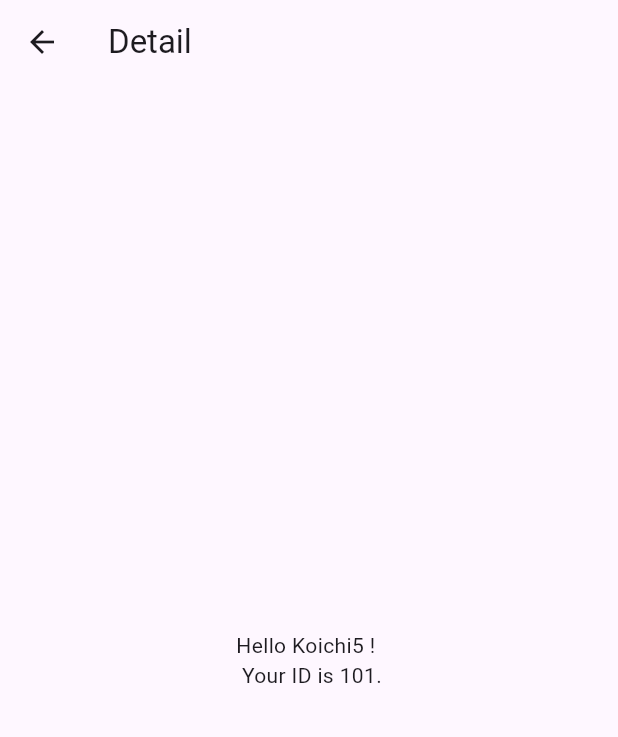
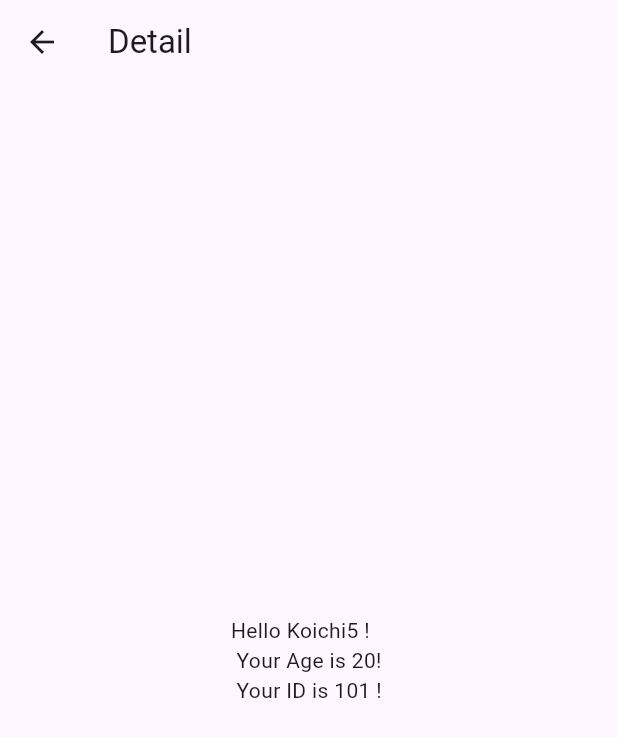
Before and after one commit to Koichi5/go_router_builder_sample, a Flutter app: the HomeScreen screen opened by its route, after a tap on "Go To Detail Screen", on a phone screen of 412 x 824 dp. Shown: the top 737 px of the screen. Run offline on Flutter 3.47's test engine with Material 2 defaults, Android fonts, the phone set to English and light mode, and no system bars; our stand-ins replace go_router.

Commit message:
add go router builder

```diff
--- a/lib/main.dart
+++ b/lib/main.dart
@@ -1,5 +1,5 @@
 import 'package:flutter/material.dart';
-import 'package:go_router_builder_sample/router.dart';
+import 'package:go_router_builder_sample/router_builder.dart';
 
 void main() {
   runApp(const MyApp());
--- a/lib/router.dart
+++ b/lib/router.dart
@@ -1,38 +1,38 @@
-import 'package:go_router/go_router.dart';
-import 'package:go_router_builder_sample/screens/about_screen.dart';
-import 'package:go_router_builder_sample/screens/detail_screen.dart';
-import 'package:go_router_builder_sample/screens/home_screen.dart';
-import 'package:go_router_builder_sample/screens/setting_screen.dart';
+// import 'package:go_router/go_router.dart';
+// import 'package:go_router_builder_sample/screens/about_screen.dart';
+// import 'package:go_router_builder_sample/screens/detail_screen.dart';
+// import 'package:go_router_builder_sample/screens/home_screen.dart';
+// import 'package:go_router_builder_sample/screens/setting_screen.dart';
 
-final router = GoRouter(
-  debugLogDiagnostics: true,
-  initialLocation: '/',
-  routes: [
-    GoRoute(
-        name: 'home',
-        path: '/',
-        routes: [
-          GoRoute(
-            name: 'detail',
-            path: 'detail/:user_name/:user_id',
-            builder: (context, state) {
-              final userName = state.pathParameters['user_name'];
-              final userId = state.pathParameters['user_id'];
-              return DetailScreen(
-                userName: userName!,
-                userId: int.parse(userId!),
-              );
-            },
-          ),
-        ],
-        builder: (context, state) => const HomeScreen()),
-    GoRoute(
-        name: 'about',
-        path: '/about',
-        builder: (context, state) => const AboutScreen()),
-    GoRoute(
-        name: 'setting',
-        path: '/setting',
-        builder: (context, state) => const SettingScreen()),
-  ],
-);
+// final router = GoRouter(
+//   debugLogDiagnostics: true,
+//   initialLocation: '/',
+//   routes: [
+//     GoRoute(
+//         name: 'home',
+//         path: '/',
+//         routes: [
+//           GoRoute(
+//             name: 'detail',
+//             path: 'detail/:user_name/:user_id',
+//             builder: (context, state) {
+//               final userName = state.pathParameters['user_name'];
+//               final userId = state.pathParameters['user_id'];
+//               return DetailScreen(
+//                 userName: userName!,
+//                 userId: int.parse(userId!),
+//               );
+//             },
+//           ),
+//         ],
+//         builder: (context, state) => const HomeScreen()),
+//     GoRoute(
+//         name: 'about',
+//         path: '/about',
+//         builder: (context, state) => const AboutScreen()),
+//     GoRoute(
+//         name: 'setting',
+//         path: '/setting',
+//         builder: (context, state) => const SettingScreen()),
+//   ],
+// );
--- a/lib/screens/about_screen.dart
+++ b/lib/screens/about_screen.dart
@@ -13,8 +13,6 @@ class AboutScreen extends StatelessWidget {
       body: Center(
         child: ElevatedButton(
           onPressed: () {
-            // context.go('/setting');
-            // Navigator.pop(context);
             context.pop();
           },
           child: const Text(
--- a/lib/screens/detail_screen.dart
+++ b/lib/screens/detail_screen.dart
@@ -1,10 +1,39 @@
+// import 'package:flutter/material.dart';
+
+// class DetailScreen extends StatelessWidget {
+//   const DetailScreen({
+//     super.key,
+//     // required this.userName,
+//     // required this.userId
+//     });
+
+//   // final String userName;
+//   // final int userId;
+
+//   @override
+//   Widget build(BuildContext context) {
+//     return Scaffold(
+//       appBar: AppBar(
+//         title: const Text("Detail"),
+//       ),
+//       // body: Center(
+//       //   child: Text(
+//       //     "Hello $userName ! \n Your ID is $userId.",
+//       //   ),
+//       // ),
+//     );
+//   }
+// }
+
 import 'package:flutter/material.dart';
 
 class DetailScreen extends StatelessWidget {
-  const DetailScreen({super.key, required this.userName, required this.userId});
+  const DetailScreen(
+      {super.key, required this.userName, this.userAge, this.extra});
 
   final String userName;
-  final int userId;
+  final int? userAge;
+  final int? extra;
 
   @override
   Widget build(BuildContext context) {
@@ -13,9 +42,7 @@ class DetailScreen extends StatelessWidget {
         title: const Text("Detail"),
       ),
       body: Center(
-        child: Text(
-          "Hello $userName ! \n Your ID is $userId.",
-        ),
+        child: Text("Hello $userName ! \n Your Age is $userAge! \n Your ID is $extra !"),
       ),
     );
   }
--- a/lib/screens/home_screen.dart
+++ b/lib/screens/home_screen.dart
@@ -1,5 +1,5 @@
 import 'package:flutter/material.dart';
-import 'package:go_router/go_router.dart';
+import 'package:go_router_builder_sample/router_builder.dart';
 
 class HomeScreen extends StatelessWidget {
   const HomeScreen({super.key});
@@ -13,7 +13,7 @@ class HomeScreen extends StatelessWidget {
       body: Center(
         child: ElevatedButton(
           onPressed: () {
-            context.go('/detail/Koichi5/101');
+            const DetailRoute(userName: 'Koichi5', userAge: 20, $extra: 101).go(context);
           },
           child: const Text(
             "Go To Detail Screen",
--- a/pubspec.yaml
+++ b/pubspec.yaml
@@ -18,6 +18,8 @@ dev_dependencies:
     sdk: flutter
 
   flutter_lints: ^2.0.0
+  build_runner: ^2.4.6
+  go_router_builder: ^2.3.4
 
 flutter:
 
```
Also changed, not shown: lib/router_builder.dart (added, +46 -0 lines), lib/screens/error_screen.dart (added, +25 -0 lines), lib/router_builder.g.dart (added), pubspec.lock.
